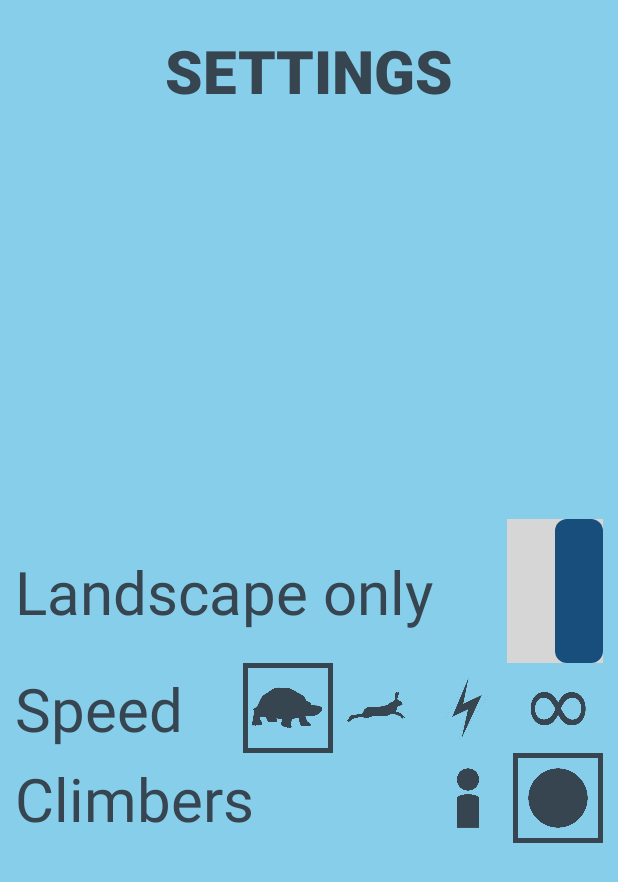
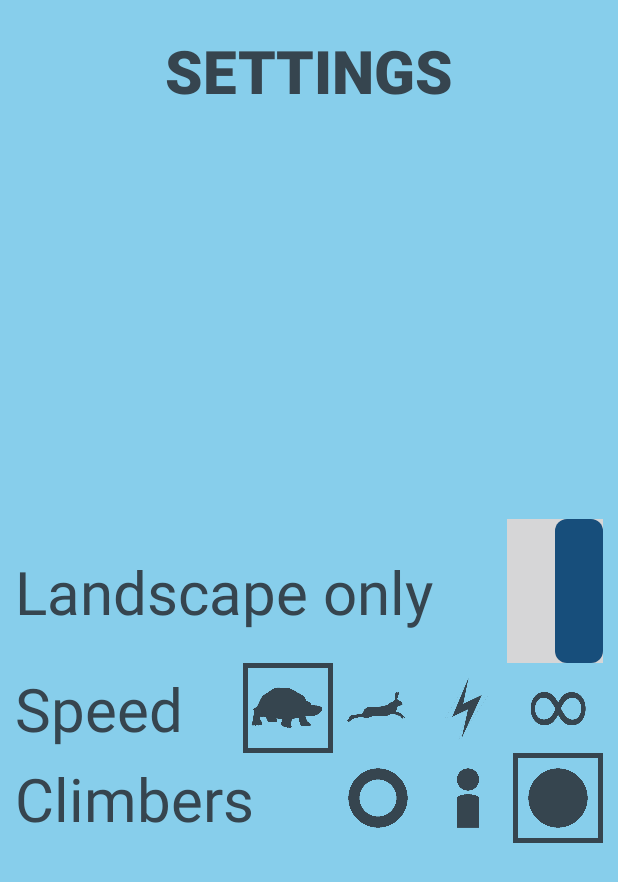
Before and after one commit to smjcrane/Mountain-Climbers, an Android app: the SettingsActivity screen opened directly, with no data from a screen before it, on a phone screen of 412 x 824 dp. Shown: the top 882 px of the screen. Run offline under Robolectric (Android 15) with nearby library versions, the light colour scheme and no system bars.

Commit message:
new picture for climbers (hollow circle)

```diff
--- a/app/src/main/java/com/example/mountainclimbers/MountainView.java
+++ b/app/src/main/java/com/example/mountainclimbers/MountainView.java
@@ -44,7 +44,7 @@ public class MountainView extends View {
     Game game;
 
     private Drawable climberDrawable;
-    static final int[] climberDrawableIDs = new int[] {R.drawable.circle, R.drawable.peg_person};
+    static final int[] climberDrawableIDs = new int[] {R.drawable.circle, R.drawable.peg_person, R.drawable.hollow};
 
     public MountainView(Context context, AttributeSet attrs){
         super(context, attrs);
@@ -72,7 +72,7 @@ public class MountainView extends View {
         this.selectedClimber = null;
 
         SharedPreferences preferences = context.getSharedPreferences(SettingsActivity.PREFERENCES, Context.MODE_PRIVATE);
-        int climberAppearance = preferences.getInt(SettingsActivity.CLIMBER_APPEARANCE, 0);
+        int climberAppearance = preferences.getInt(SettingsActivity.CLIMBER_APPEARANCE, SettingsActivity.CLIMBER_CIRCLE);
         this.climberDrawable = context.getDrawable(climberDrawableIDs[climberAppearance]);
     }
 
@@ -265,9 +265,9 @@ public class MountainView extends View {
         drawClouds(canvas);
 
         drawMountain(canvas);
-        drawClimbers(canvas);
         drawDirections(canvas);
         drawHint(canvas);
+        drawClimbers(canvas);
 
         if (game.victory && game.moving == Game.Moving.NONE){
             drawCenteredText(canvas, victoryTextPaint, victoryMessage);
--- a/app/src/main/java/com/example/mountainclimbers/SettingsActivity.java
+++ b/app/src/main/java/com/example/mountainclimbers/SettingsActivity.java
@@ -23,11 +23,20 @@ public class SettingsActivity extends AppCompatActivity {
     public static final String LANDSCAPE_LOCKED = "landscape_locked";
     public static final String CLIMBER_APPEARANCE = "climberappearance";
 
+    public static final int SPEED_TORTOISE = 1;
+    public static final int SPEED_HARE = 2;
+    public static final int SPEED_LIGHTNING = 3;
+    public static final int SPEED_INFINITY = Integer.MAX_VALUE;
+
+    public static final int CLIMBER_CIRCLE = 0;
+    public static final int CLIMBER_PEG = 1;
+    public static final int CLIMBER_HOLLOW = 2;
+
     private Switch landscapeLockSwitch;
     private SharedPreferences preferences;
     private SharedPreferences.Editor editor;
     private ImageView imageTortoise, imageHare, imageLightning, imageInfinity;
-    private ImageView imageCircle, imagePeg;
+    private ImageView imageCircle, imagePeg, imageHollow;
 
     private int speed;
     private boolean isLandscapeLocked;
@@ -47,6 +56,7 @@ public class SettingsActivity extends AppCompatActivity {
 
         imageCircle = findViewById(R.id.climberImageCircle);
         imagePeg = findViewById(R.id.climberImagePeg);
+        imageHollow = findViewById(R.id.climberImageHollow);
 
         final Drawable selected = getDrawable(R.drawable.rectangle_border);
 
@@ -68,7 +78,7 @@ public class SettingsActivity extends AppCompatActivity {
                 imageHare.setBackground(null);
                 imageLightning.setBackground(null);
                 imageInfinity.setBackground(null);
-                editor.putInt(SPEED, 1);
+                editor.putInt(SPEED, SPEED_TORTOISE);
             }
         });
 
@@ -80,7 +90,7 @@ public class SettingsActivity extends AppCompatActivity {
                 imageTortoise.setBackground(null);
                 imageLightning.setBackground(null);
                 imageInfinity.setBackground(null);
-                editor.putInt(SPEED, 2);
+                editor.putInt(SPEED, SPEED_HARE);
             }
         });
 
@@ -92,7 +102,7 @@ public class SettingsActivity extends AppCompatActivity {
                 imageTortoise.setBackground(null);
                 imageHare.setBackground(null);
                 imageInfinity.setBackground(null);
-                editor.putInt(SPEED, 3);
+                editor.putInt(SPEED, SPEED_LIGHTNING);
             }
         });
 
@@ -104,23 +114,23 @@ public class SettingsActivity extends AppCompatActivity {
                 imageTortoise.setBackground(null);
                 imageHare.setBackground(null);
                 imageInfinity.setBackground(selected);
-                editor.putInt(SPEED, Integer.MAX_VALUE);
+                editor.putInt(SPEED, SPEED_INFINITY);
             }
         });
 
         speed = preferences.getInt(SPEED, 1);
         Log.d("SETTINGS", "The speed is "+speed);
         switch (speed){
-            case 1:
+            case SPEED_TORTOISE:
                 imageTortoise.callOnClick();
                 break;
-            case 2:
+            case SPEED_HARE:
                 imageHare.callOnClick();
                 break;
-            case 3:
+            case SPEED_LIGHTNING:
                 imageLightning.callOnClick();
                 break;
-            case Integer.MAX_VALUE:
+            case SPEED_INFINITY:
                 imageLightning.callOnClick();
                 break;
         }
@@ -130,7 +140,8 @@ public class SettingsActivity extends AppCompatActivity {
             public void onClick(View v) {
                 imageCircle.setBackground(selected);
                 imagePeg.setBackground(null);
-                editor.putInt(CLIMBER_APPEARANCE, 0);
+                imageHollow.setBackground(null);
+                editor.putInt(CLIMBER_APPEARANCE, CLIMBER_CIRCLE);
             }
         });
 
@@ -139,17 +150,31 @@ public class SettingsActivity extends AppCompatActivity {
             public void onClick(View v) {
                 imageCircle.setBackground(null);
                 imagePeg.setBackground(selected);
-                editor.putInt(CLIMBER_APPEARANCE, 1);
+                imageHollow.setBackground(null);
+                editor.putInt(CLIMBER_APPEARANCE, CLIMBER_PEG);
+            }
+        });
+
+        imageHollow.setOnClickListener(new View.OnClickListener() {
+            @Override
+            public void onClick(View v) {
+                imageCircle.setBackground(null);
+                imagePeg.setBackground(null);
+                imageHollow.setBackground(selected);
+                editor.putInt(CLIMBER_APPEARANCE, CLIMBER_HOLLOW);
             }
         });
 
         int climberAppearance = preferences.getInt(CLIMBER_APPEARANCE, 0);
         switch (climberAppearance){
-            case 0:
+            case CLIMBER_CIRCLE:
                 imageCircle.callOnClick();
                 break;
-            case 1:
+            case CLIMBER_PEG:
                 imagePeg.callOnClick();
+                break;
+            case CLIMBER_HOLLOW:
+                imageHollow.callOnClick();
                 break;
         }
 
--- a/app/src/main/res/layout/activity_settings.xml
+++ b/app/src/main/res/layout/activity_settings.xml
@@ -126,6 +126,14 @@
                 app:layout_constraintTop_toTopOf="parent"
                 app:layout_constraintBottom_toBottomOf="parent" />
 
+            <ImageView
+                android:id="@+id/climberImageHollow"
+                android:src="@drawable/hollow"
+                style="@style/speedSelectImage"
+                app:layout_constraintRight_toLeftOf="@+id/climberImagePeg"
+                app:layout_constraintTop_toTopOf="parent"
+                app:layout_constraintBottom_toBottomOf="parent" />
+
 
         </android.support.constraint.ConstraintLayout>
 
```
Also changed, not shown: app/src/main/res/drawable/hollow.png (added).
